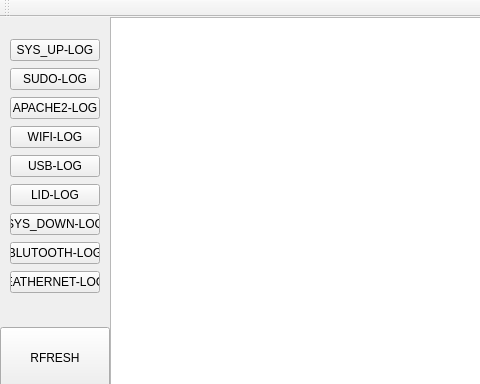
The window that demoapp.ui (jadd22/sysmonitor-login) describes before a commit, drawn with Qt 5; both pictures show x 0 to 480 and y 0 to 384 of the 928 by 466 pixel window.
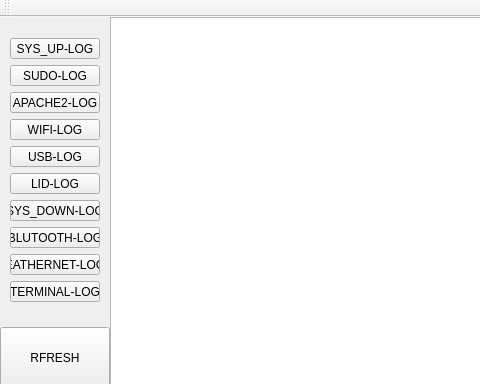
The same window after the commit.

```diff
--- a/demoapp.ui
+++ b/demoapp.ui
@@ -97,6 +97,13 @@
        </property>
       </widget>
      </item>
+     <item>
+      <widget class="QPushButton" name="pushButton_11">
+       <property name="text">
+        <string>TERMINAL-LOG</string>
+       </property>
+      </widget>
+     </item>
     </layout>
    </widget>
    <widget class="QPushButton" name="pushButton_10">
```
